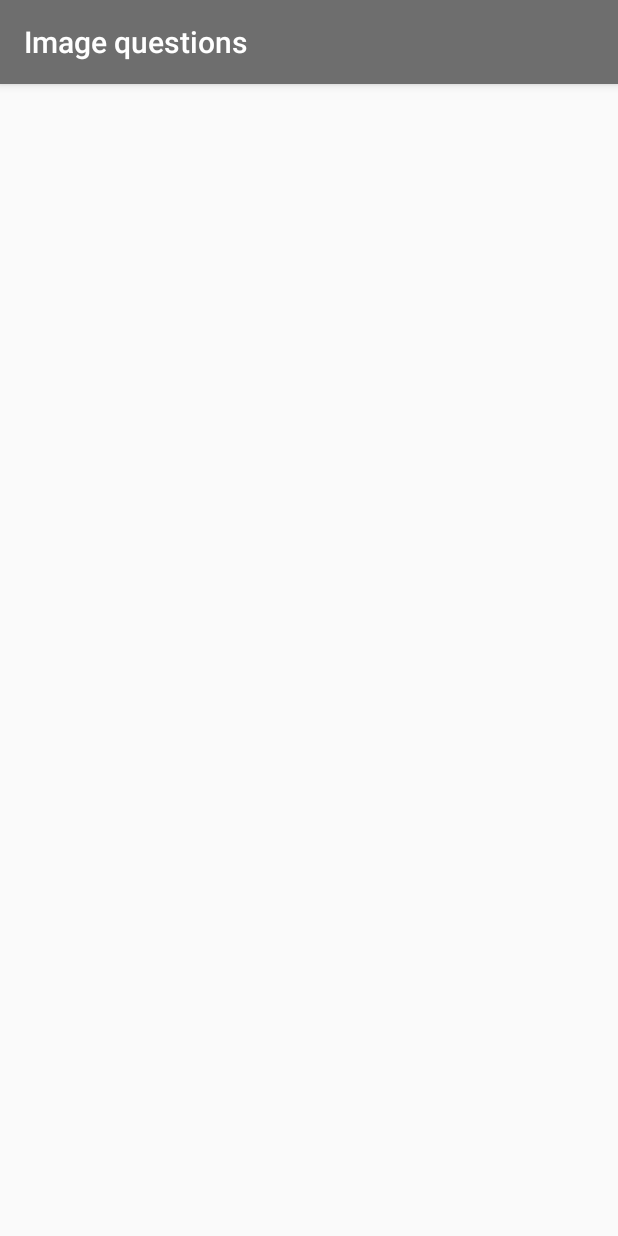
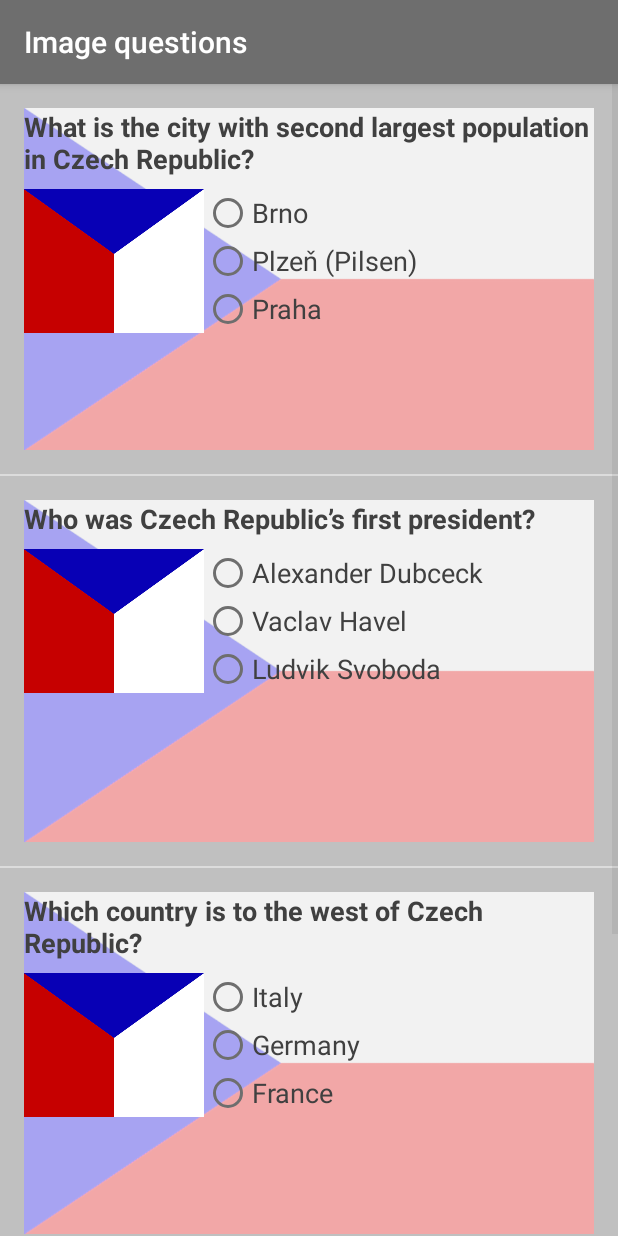
Before and after one commit to IvoMor/Quiz_App_Czech_Republic, an Android app: the ImagesActivity screen opened directly, with no data from a screen before it, on a phone screen of 412 x 824 dp. Run offline under Robolectric (Android 15) with nearby library versions, the phone set to English and light mode, and no system bars.

Commit message:
Change SoundActivity and ImageActivitz but onItemClickListener steal dont work. Even in these activities :(

```diff
--- a/app/src/main/java/com/example/ivos/quiz_app/ImagesActivity.java
+++ b/app/src/main/java/com/example/ivos/quiz_app/ImagesActivity.java
@@ -19,18 +19,17 @@ public class ImagesActivity extends AppCompatActivity {
         super.onCreate(savedInstanceState);
         setContentView(R.layout.question_list);
 
-        // Create a list of questions
+        // Create a list of image questions (second constructor)
         final ArrayList<Question> questions = new ArrayList<Question>();
-//        questions.add(new Question("one", "lutti", R.drawable.number_one, R.raw.number_one));
-//        questions.add(new Question("two", "otiiko", R.drawable.number_two, R.raw.number_two));
-//        questions.add(new Question("three", "tolookosu", R.drawable.number_three, R.raw.number_three));
-//        questions.add(new Question("four", "oyyisa", R.drawable.number_four, R.raw.number_four));
-//        questions.add(new Question("five", "massokka", R.drawable.number_five, R.raw.number_five));
-//        questions.add(new Question("six", "temmokka", R.drawable.number_six, R.raw.number_six));
-//        questions.add(new Question("seven", "kenekaku", R.drawable.number_seven, R.raw.number_seven));
-//        questions.add(new Question("eight", "kawinta", R.drawable.number_eight, R.raw.number_eight));
-//        questions.add(new Question("nine", "wo’e", R.drawable.number_nine, R.raw.number_nine));
-//        questions.add(new Question("ten", "na’aacha", R.drawable.number_ten, R.raw.number_ten));
+        questions.add(new Question("What is the city with second largest population in Czech Republic?",
+                "Brno", "Plzeň (Pilsen)", "Praha",R.drawable.flag, true, 1));
+        questions.add(new Question("Who was Czech Republic’s first president?",
+                "Alexander Dubceck", "Vaclav Havel", "Ludvik Svoboda",R.drawable.flag, true,  2));
+        questions.add(new Question("Which country is to the west of Czech Republic?",
+                "Italy", "Germany", "France",R.drawable.flag, true,  2));
+        questions.add(new Question("How tall is Sněžka, the highest peak in the Czech Republic?",
+                "1402 m a.s.l.", "1502 m a.s.l.", "1602 m a.s.l.",R.drawable.flag, true,  3));
+
 
         // Create an {@link QuestionAdapter}, whose data source is a list of {@link Question}s. The
         // adapter knows how to create list items for each item in the list.
@@ -46,7 +45,7 @@ public class ImagesActivity extends AppCompatActivity {
         listView.setAdapter(adapter);
 
         // Set a click listener to play the audio when the list item is clicked on
-        listView.setOnItemClickListener(new AdapterView.OnItemClickListener() {
+        listView.setOnItemClickListener(new AdapterView.OnItemClickListener() {                         //TODO doesn't work
             @Override
             public void onItemClick(AdapterView<?> adapterView, View view, int position, long l) {
                 // Get the {@link Question} object at the given position the user clicked on
@@ -54,7 +53,7 @@ public class ImagesActivity extends AppCompatActivity {
 
                 // Create and setup the {@link MediaPlayer} for the audio resource associated
                 // with the current question
-                mMediaPlayer = MediaPlayer.create(ImagesActivity.this, question.getAudioResourceId());
+                mMediaPlayer = MediaPlayer.create(ImagesActivity.this, R.raw.family_grandfather);
 
                 // Start the audio file
                 mMediaPlayer.start();
--- a/app/src/main/java/com/example/ivos/quiz_app/Question.java
+++ b/app/src/main/java/com/example/ivos/quiz_app/Question.java
@@ -35,6 +35,9 @@ public class Question {
     /** Constant value that represents no image question */
     private static final int NO_IMAGE_PROVIDED = -1;
 
+    /** Image resource ID for the question */
+    private boolean qIsImageId;
+
     /**
      * Create a new Question object - text type.
      *
@@ -61,6 +64,7 @@ public class Question {
      * @param answerText3 is 3. answer for qQuestionText
      * @param imageOrAudioResourceId id for image or sound
      * @param isImageId for image = true and for audio = false
+     * @param rightAnswerPosition says witch i true one
      */
     public Question(String questionText, String answerText1, String answerText2, String answerText3, int imageOrAudioResourceId, boolean isImageId, int rightAnswerPosition ) {
         qQuestionText = questionText;
@@ -69,6 +73,8 @@ public class Question {
         qAnswerText3 = answerText3;
         if (isImageId) qImageResourceId = imageOrAudioResourceId;
         else qAudioResourceId = imageOrAudioResourceId;
+        qIsImageId = isImageId;
+        qRightAnswerPosition = rightAnswerPosition;
     }
 
     /**
@@ -130,6 +136,8 @@ public class Question {
     public boolean hasAudio() {
         return qAudioResourceId != NO_IMAGE_PROVIDED;
     }
-
-
+    /**
+     * Returns information about type of question - image (true) or sound (false).
+     */
+    public boolean getIsImageId() { return qIsImageId; }
 }
--- a/app/src/main/java/com/example/ivos/quiz_app/QuestionAdapter.java
+++ b/app/src/main/java/com/example/ivos/quiz_app/QuestionAdapter.java
@@ -1,6 +1,7 @@
 package com.example.ivos.quiz_app;
 
 import android.content.Context;
+import android.support.v4.content.ContextCompat;
 import android.view.LayoutInflater;
 import android.view.View;
 import android.view.ViewGroup;
@@ -73,18 +74,18 @@ public class QuestionAdapter extends ArrayAdapter<Question> {
             // Make sure the view is visible
             imageView.setVisibility(View.VISIBLE);
         } else {
-            // Otherwise hide the ImageView (set visibility to GONE)
+            // Otherwise hide the ImageView (set visibility to GONE)                                ToDO set image as plaz button and set it clickable for playing sound
             imageView.setVisibility(View.GONE);
         }
 
         // Set the theme color for the list item
-        //View textContainer = listItemView.findViewById(R.id.text_container);                      Todo
+        View textContainer = listItemView.findViewById(R.id.text_container);
         // Find the color that the resource ID maps to
-        //int color = ContextCompat.getColor(getContext(), mColorResourceId);                       Todo
+        int color = ContextCompat.getColor(getContext(), mColorResourceId);
         // Set the background color of the text container View
-        //textContainer.setBackgroundColor(color);                                                  Todo
+        textContainer.setBackgroundColor(color);
 
-        // Return the whole list item layout (containing 2 TextViews) so that it can be shown in
+        // Return the whole list item layout
         // the ListView.
         return listItemView;
     }
--- a/app/src/main/res/layout/list_item.xml
+++ b/app/src/main/res/layout/list_item.xml
@@ -21,18 +21,18 @@
             android:layout_width="wrap_content"
             android:layout_height="wrap_content">
 
-            <!--<ImageView
+            <ImageView
                 android:id="@+id/imageView4"
                 android:layout_width="match_parent"
                 android:layout_height="wrap_content"
                 android:adjustViewBounds="true"
                 android:visibility="visible"
                 android:scaleType="fitXY"
-                app:layout_constraintDown_toDownOf="parent"
+                app:layout_constraintBottom_toBottomOf="parent"
                 app:layout_constraintLeft_toLeftOf="parent"
                 app:layout_constraintRight_toRightOf="parent"
                 app:layout_constraintTop_toTopOf="parent"
-                app:srcCompat="@drawable/flag3rot" /> -->
+                app:srcCompat="@drawable/flag3rot" />
 
             <LinearLayout
                 android:layout_width="wrap_content"
```
Also changed, not shown: app/src/main/java/com/example/ivos/quiz_app/SoundsActivity.java (+9 -6 lines), app/src/main/java/com/example/ivos/quiz_app/TextsActivity.java (+2 -6 lines).
